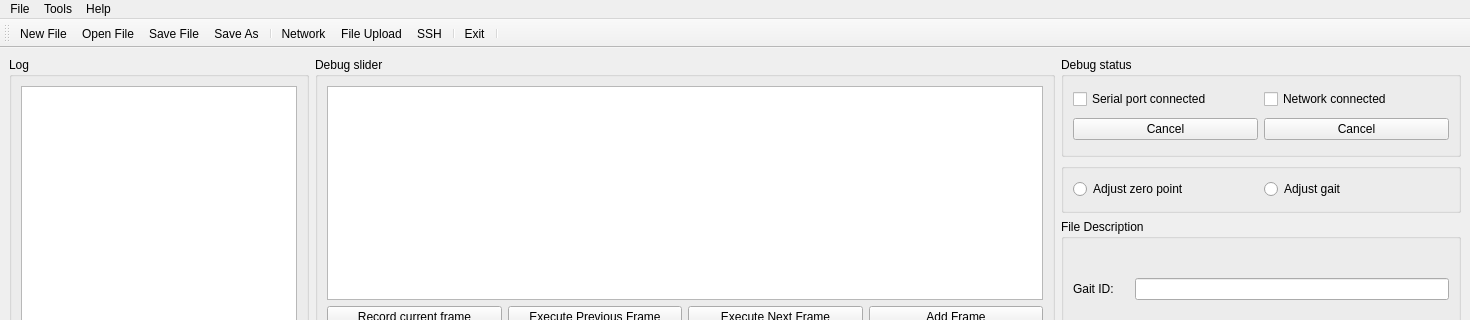
This is mainwindow.ui in BronWang/SpecialGait as Qt 5 draws it before an edit; both pictures show x 0 to 1470 and y 0 to 320 of the 1470 by 769 pixel window. The edited form follows.
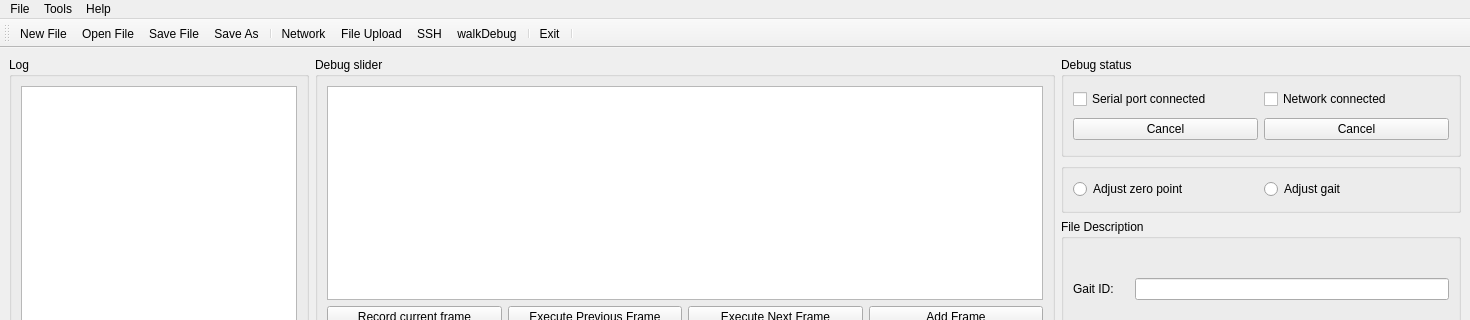
This is the edited form. Icons and pictures are not drawn.

```diff
--- a/mainwindow.ui
+++ b/mainwindow.ui
@@ -1429,6 +1429,7 @@
    <addaction name="networkCom"/>
    <addaction name="gaitUpload"/>
    <addaction name="sshConnect"/>
+   <addaction name="walkDebug"/>
    <addaction name="separator"/>
    <addaction name="exit"/>
    <addaction name="separator"/>
@@ -1553,6 +1554,15 @@
     <string>File Upload</string>
    </property>
   </action>
+  <action name="walkDebug">
+   <property name="icon">
+    <iconset resource="res.qrc">
+     <normaloff>:/images/images/804.bmp</normaloff>:/images/images/804.bmp</iconset>
+   </property>
+   <property name="text">
+    <string>walkDebug</string>
+   </property>
+  </action>
  </widget>
  <resources>
   <include location="res.qrc"/>
```
Left out of the diff: 1 changed line with no effect on the pictures.
